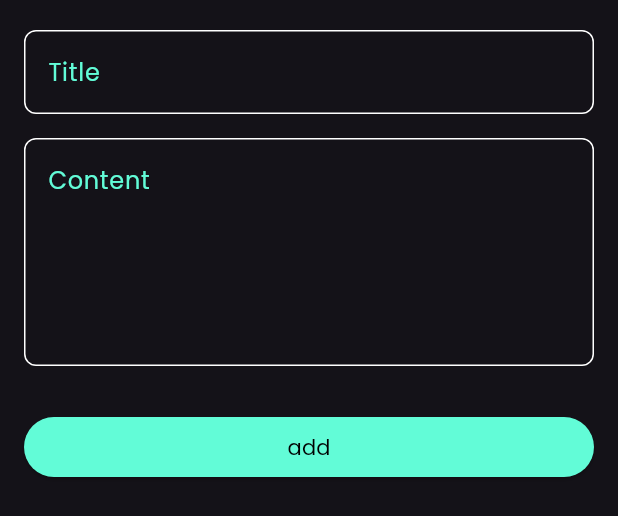
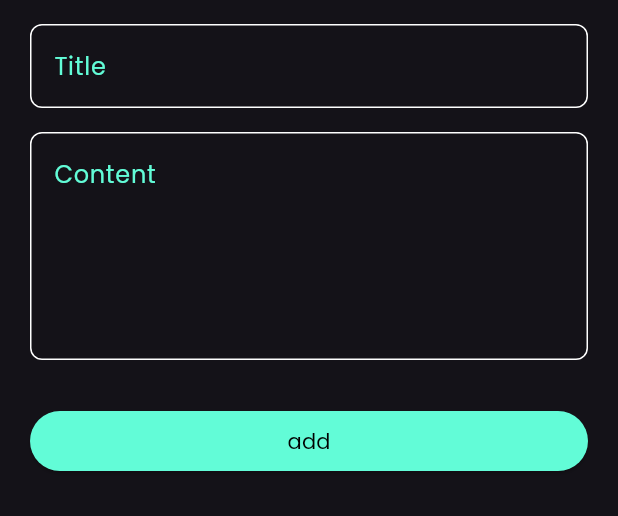
Before and after one commit to IsraaAliAbdelfattah/notes-App, a Flutter app: the AddNoteButtomSheet widget shown alone on an empty page, opened directly, on a phone screen of 412 x 824 dp. Shown: the top 516 px of the screen. Run offline on Flutter 3.47's test engine with Material 3 defaults, Android fonts, the phone set to English and light mode, and no system bars; drawn by our look-alikes of modal_progress_hud_nsn; our stand-ins replace flutter_bloc, hive, hive_flutter; accounts and stored records are empty.

Commit message:
fifth commit

```diff
--- /dev/null
+++ b/lib/cubits/notes_cubits/notes_state.dart
@@ -0,0 +1,4 @@
+import 'package:noteapp/models/note_model.dart';
+
+abstract class NotesState {}
+class NotesInitial extends NotesState{}
--- a/lib/widgets/add_note_form.dart
+++ b/lib/widgets/add_note_form.dart
@@ -1,6 +1,7 @@
 import 'package:flutter/material.dart';
 import 'package:flutter_bloc/flutter_bloc.dart';
 import 'package:noteapp/cubits/add_note_cubit/add_note_cubit.dart';
+import 'package:noteapp/cubits/add_note_cubit/add_note_state.dart';
 import 'package:noteapp/models/note_model.dart';
 import 'package:noteapp/widgets/custom_button.dart';
 import 'package:noteapp/widgets/custom_text_field.dart';
@@ -15,19 +16,20 @@ class AddNoteForm extends StatefulWidget {
 }
 
 class _AddNoteFormState extends State<AddNoteForm> {
-  final GlobalKey <FormState> formkey =GlobalKey();
-  AutovalidateMode autovalidateMode=AutovalidateMode.disabled;
-  String? title,subtitle;
+  final GlobalKey<FormState> formkey = GlobalKey();
+  AutovalidateMode autovalidateMode = AutovalidateMode.disabled;
+  String? title, subtitle;
   @override
   Widget build(BuildContext context) {
-    return  Form(
+    return Form(
       key: formkey,
       autovalidateMode: autovalidateMode,
-      child:  Column(children: [
+      child: Column(
+        children: [
           CustomTextField(
             text: 'Title',
-          onsaved: (value){
-             title=value;
+            onsaved: (value) {
+              title = value;
             },
           ),
           SizedBox(
@@ -36,24 +38,35 @@ class _AddNoteFormState extends State<AddNoteForm> {
           CustomTextField(
             text: 'Content',
             maxlines: 5,
-            onsaved: (value){
-              subtitle=value;
+            onsaved: (value) {
+              subtitle = value;
             },
           ),
-           SizedBox(height: 30,),
-        CustomButton(
-          onpressed: (){
-            if(formkey.currentState!.validate()){
+          SizedBox(
+            height: 30,
+          ),
+          BlocBuilder<AddNotesCubit, AddNotesState>(
+            builder: (context, state) {
+              return CustomButton(
+                isloading: state is AddNotesLoading?true:false,
+                onpressed: () {
+                  if (formkey.currentState!.validate()) {
                     formkey.currentState!.save();
-              var notemodel =NoteModel(title: title!, subtitle: subtitle!, date: DateTime.now().toString(), color: Colors.blue.value);
+                    var notemodel = NoteModel(
+                        title: title!,
+                        subtitle: subtitle!,
+                        date: DateTime.now().toString(),
+                        color: Colors.blue.value);
                     BlocProvider.of<AddNotesCubit>(context).addnote(notemodel);
-            }
-            else{
+                  } else {
                     autovalidateMode = AutovalidateMode.always;
                   }
                 },
+              );
+            },
           ),
-      ],),
+        ],
+      ),
     );
   }
 }
--- a/lib/widgets/add_note_widget.dart
+++ b/lib/widgets/add_note_widget.dart
@@ -15,8 +15,6 @@ class AddNoteButtomSheet extends StatelessWidget {
   Widget build(BuildContext context) {
     return  BlocProvider(
       create: (context) => AddNotesCubit(),
-      child: Padding(
-          padding: EdgeInsets.symmetric(horizontal: 16, vertical: 20),
       child: BlocConsumer<AddNotesCubit, AddNotesState>(
         listener: (context, state) {
           if(state is AddNotesFailure){
@@ -27,11 +25,14 @@ class AddNoteButtomSheet extends StatelessWidget {
           }
         },
         builder: (context, state) {
-              return ModalProgressHUD(
-                inAsyncCall: state is AddNotesLoading? true :false,
-                child: SingleChildScrollView(child: AddNoteForm()));
+          return AbsorbPointer(
+            absorbing: state is AddNotesLoading?true:false,
+            child: Padding(
+              padding: EdgeInsets.only(top: 16,right: 20,left: 20,bottom: MediaQuery.of(context).viewInsets.bottom),
+              child: SingleChildScrollView(child: AddNoteForm()),
+            ),
+          );
         },
-          ),
       ),
     );
   }
--- a/lib/widgets/custom_button.dart
+++ b/lib/widgets/custom_button.dart
@@ -3,9 +3,10 @@ import 'package:noteapp/constanse.dart';
 
 class CustomButton extends StatelessWidget {
   const CustomButton({
-    super.key, this.onpressed,
+    super.key, this.onpressed,  this.isloading=false,
   });
 final void Function()? onpressed;
+final bool isloading;
   @override
   Widget build(BuildContext context) {
     return Container(
@@ -16,7 +17,10 @@ final void Function()? onpressed;
 
         ),
         onPressed: onpressed,
-       child: Text('add',style: TextStyle(color: Colors.black),)),
+       child:isloading?CircularProgressIndicator(
+        color: Colors.black,
+
+       ): Text('add',style: TextStyle(color: Colors.black),)),
     );
   }
 }
```
Also changed, not shown: lib/Views/notes_view.dart (+9 -2 lines), lib/cubits/notes_cubits/notes_cubit.dart (added, +16 -0 lines), lib/widgets/notes_list_view.dart (+16 -7 lines). Lines whose indentation alone changed are shown as unchanged.
